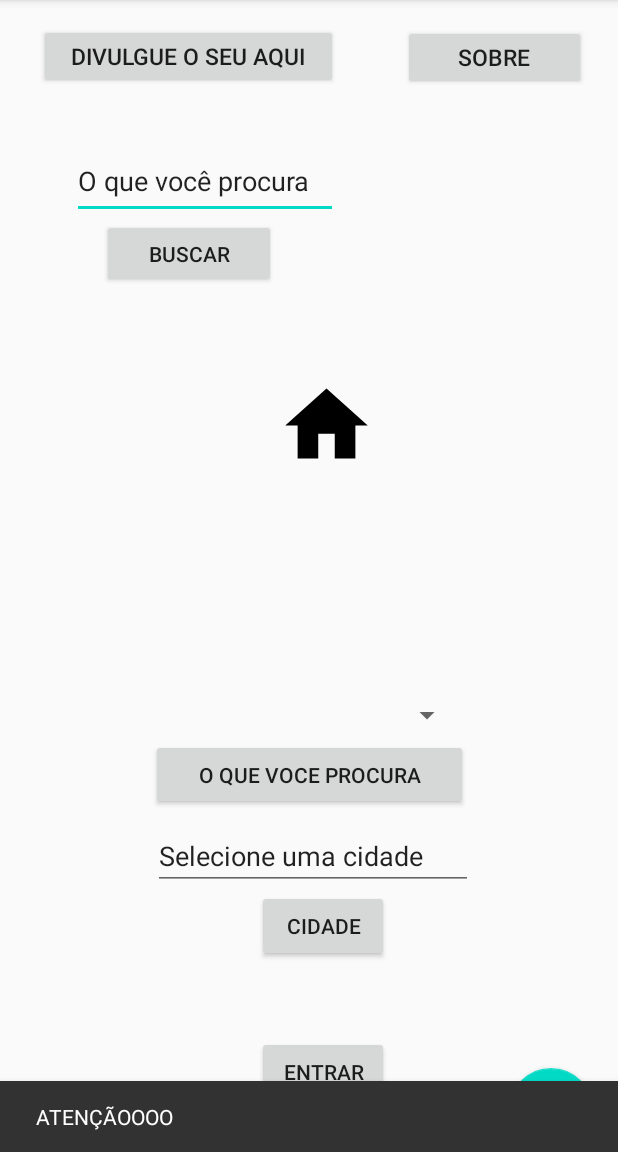
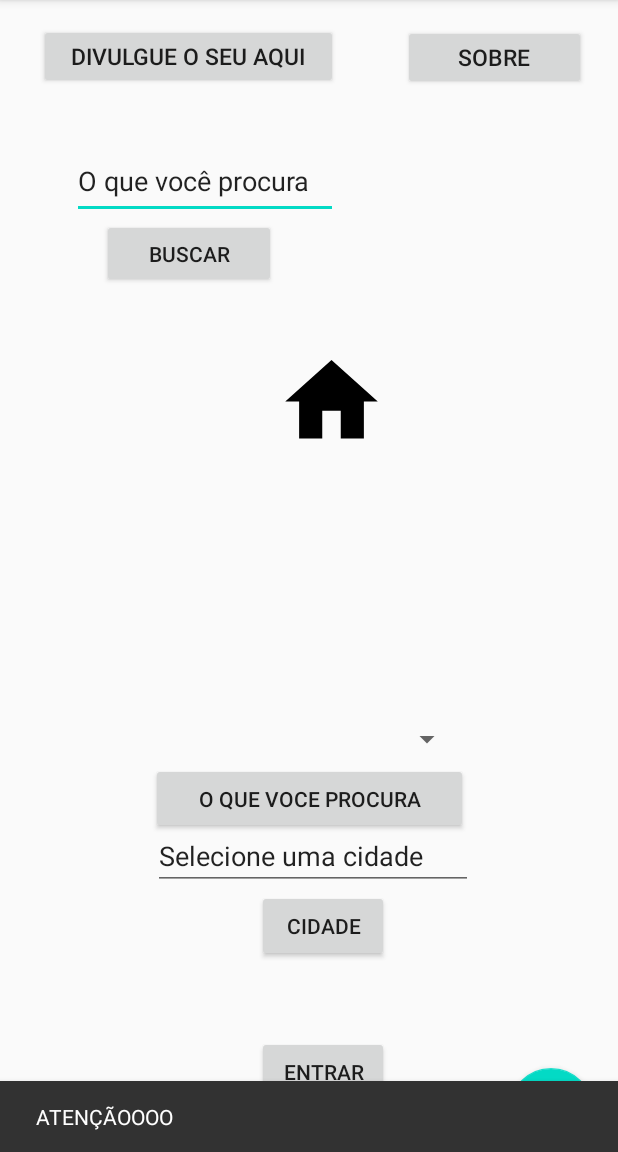
Before and after one commit to mitsuki-lc/DivulgaCP, an Android app: the screen it shows after launch (MainActivity), after a tap on "SOBRE", on a phone screen of 412 x 824 dp, the part 84-1236 px from its top. Run offline under Robolectric (Android 15) with nearby library versions, the phone set to English and light mode, and no system bars; our stand-ins replace navigation-ui.

```diff
--- a/app/src/main/AndroidManifest.xml
+++ b/app/src/main/AndroidManifest.xml
@@ -1,6 +1,8 @@
 <?xml version="1.0" encoding="utf-8"?>
 <manifest xmlns:android="http://schemas.android.com/apk/res/android"
     package="com.example.divulgacap">
+    <uses-feature android:name="android.hardware.camera"
+        android:required="true"/>
 
     <application
         android:allowBackup="true"
--- a/app/src/main/res/layout/activity_main.xml
+++ b/app/src/main/res/layout/activity_main.xml
@@ -73,18 +73,6 @@
         app:layout_constraintTop_toTopOf="parent"
         app:layout_constraintVertical_bias="0.959" />
 
-    <ImageView
-        android:id="@+id/imageView"
-        android:layout_width="83dp"
-        android:layout_height="66dp"
-        app:layout_constraintBottom_toBottomOf="parent"
-        app:layout_constraintEnd_toEndOf="parent"
-        app:layout_constraintHorizontal_bias="0.536"
-        app:layout_constraintStart_toStartOf="parent"
-        app:layout_constraintTop_toTopOf="parent"
-        app:layout_constraintVertical_bias="0.357"
-        app:srcCompat="@drawable/ic_home_black_24dp"
-        tools:srcCompat="@tools:sample/avatars" />
 
     <Button
         android:id="@+id/button2"
@@ -128,7 +116,7 @@
         android:id="@+id/oquevoceprocura"
         android:layout_width="211dp"
         android:layout_height="47dp"
-        android:layout_marginBottom="228dp"
+        android:layout_marginBottom="212dp"
         android:text="o que voce procura"
         app:layout_constraintBottom_toBottomOf="parent"
         app:layout_constraintEnd_toEndOf="parent"
@@ -148,4 +136,17 @@
 
         app:layout_constraintVertical_bias="0.975"
         app:srcCompat="@drawable/ic_launcher_foreground" />
+
+    <ImageView
+        android:id="@+id/imageView"
+        android:layout_width="74dp"
+        android:layout_height="114dp"
+        app:layout_constraintBottom_toBottomOf="parent"
+        app:layout_constraintEnd_toEndOf="parent"
+        app:layout_constraintHorizontal_bias="0.545"
+        app:layout_constraintStart_toStartOf="parent"
+        app:layout_constraintTop_toTopOf="parent"
+        app:layout_constraintVertical_bias="0.322"
+        app:srcCompat="@drawable/ic_home_black_24dp"
+        tools:srcCompat="@tools:sample/avatars" />
 </android.support.constraint.ConstraintLayout>
```
Also changed, not shown: app/src/main/java/com/example/divulgacap/MainActivity.kt (+21 -6 lines).
